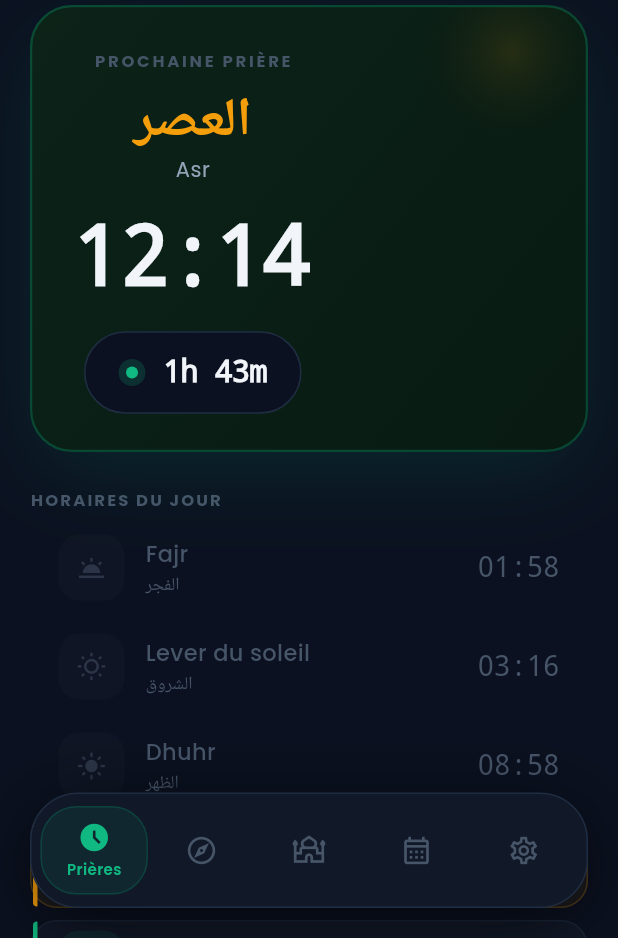
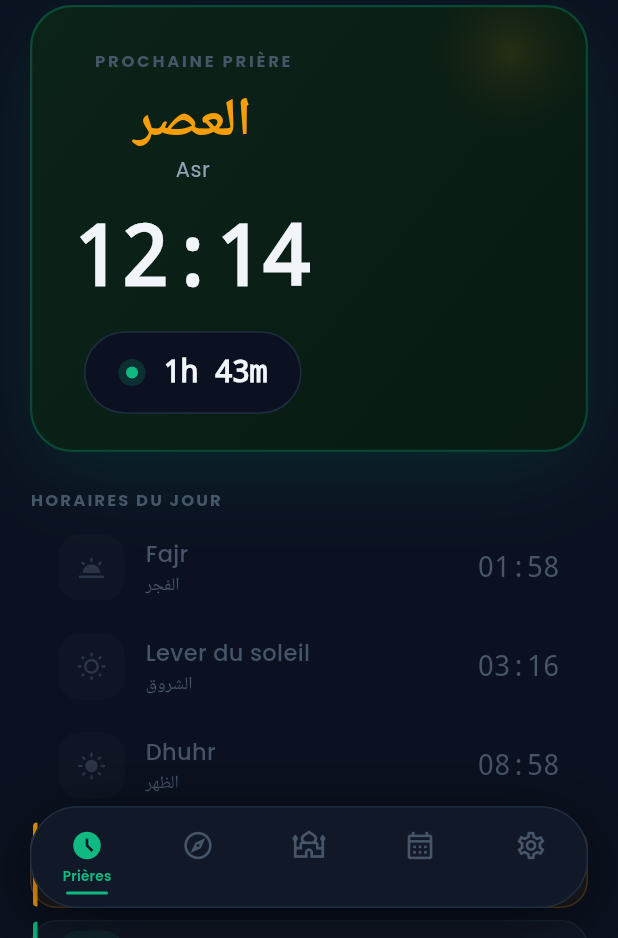
Before and after one commit to Curry-976/salah, a Flutter app: the screen it shows after launch, on a phone screen of 412 x 824 dp, the part 298-1236 px from its top. Run offline on Flutter 3.47's test engine with Material 3 defaults, Android fonts, the phone set to English and light mode, and no system bars; drawn by our look-alikes of flutter_animate; our stand-ins replace adhan, flutter_compass, flutter_local_notifications, flutter_map, geocoding, geolocator and 4 more; missing offline and left inert: flutter_qiblah; network calls fail.

Commit message:
fix: nav fixe — hauteur constante, indicateur horizontal glissant
Remplace AnimatedSize+label conditionnel (qui causait un décalage
vertical de toute la barre) par une hauteur fixe (52+16px) + un
indicateur 2px animé en X via TweenAnimationBuilder. Les labels
restent en place (AnimatedOpacity 0→1) sans jamais modifier la
hauteur.

Co-Authored-By: Claude Sonnet 4.6 <noreply@anthropic.com>

```diff
--- a/lib/screens/home_screen.dart
+++ b/lib/screens/home_screen.dart
@@ -110,7 +110,7 @@ class _NavItem {
   const _NavItem(this.icon, this.selectedIcon, this.label);
 }
 
-class _FloatingNav extends StatelessWidget {
+class _FloatingNav extends StatefulWidget {
   final List<_NavItem> items;
   final int currentIndex;
   final ValueChanged<int> onTap;
@@ -122,12 +122,23 @@ class _FloatingNav extends StatelessWidget {
   });
 
   @override
+  State<_FloatingNav> createState() => _FloatingNavState();
+}
+
+class _FloatingNavState extends State<_FloatingNav> {
+  static const double _itemHeight = 52;
+  static const double _indicatorH = 2.0;
+  static const double _indicatorW = 28.0;
+
+  @override
   Widget build(BuildContext context) {
     final bottom = MediaQuery.of(context).viewPadding.bottom;
+    final n = widget.items.length;
+
     return Padding(
       padding: EdgeInsets.fromLTRB(20, 0, 20, math.max(bottom + 12, 20)),
       child: Container(
-        padding: const EdgeInsets.symmetric(horizontal: 6, vertical: 8),
+        height: _itemHeight + 16, // fixed: 8px top + 8px bottom padding
         decoration: BoxDecoration(
           color: AppColors.surface,
           borderRadius: BorderRadius.circular(32),
@@ -140,28 +151,47 @@ class _FloatingNav extends StatelessWidget {
             ),
           ],
         ),
-        child: Row(
-          children: List.generate(items.length, (i) {
-            final item = items[i];
-            final selected = i == currentIndex;
+        child: LayoutBuilder(
+          builder: (context, constraints) {
+            final totalW = constraints.maxWidth;
+            final slotW = totalW / n;
+            final indicatorLeft =
+                slotW * widget.currentIndex + (slotW - _indicatorW) / 2;
+
+            return Stack(
+              clipBehavior: Clip.none,
+              children: [
+                // Sliding indicator
+                TweenAnimationBuilder<double>(
+                  tween: Tween<double>(end: indicatorLeft),
+                  duration: const Duration(milliseconds: 280),
+                  curve: Curves.easeInOut,
+                  builder: (context, x, _) => Positioned(
+                    left: x,
+                    bottom: 8,
+                    child: Container(
+                      width: _indicatorW,
+                      height: _indicatorH,
+                      decoration: BoxDecoration(
+                        color: AppColors.greenLight,
+                        borderRadius: BorderRadius.circular(1),
+                      ),
+                    ),
+                  ),
+                ),
+                // Items
+                Row(
+                  children: List.generate(n, (i) {
+                    final item = widget.items[i];
+                    final selected = i == widget.currentIndex;
                     return Expanded(
                       child: GestureDetector(
-                onTap: () => onTap(i),
+                        onTap: () => widget.onTap(i),
                         behavior: HitTestBehavior.opaque,
-                child: AnimatedContainer(
-                  duration: const Duration(milliseconds: 280),
-                  curve: Curves.easeInOut,
-                  padding: const EdgeInsets.symmetric(vertical: 9, horizontal: 4),
-                  decoration: selected
-                      ? BoxDecoration(
-                          color: AppColors.green.withOpacity(0.12),
-                          borderRadius: BorderRadius.circular(24),
-                          border: Border.all(
-                              color: AppColors.green.withOpacity(0.25)),
-                        )
-                      : null,
+                        child: SizedBox(
+                          height: _itemHeight + 16,
                           child: Column(
-                    mainAxisSize: MainAxisSize.min,
+                            mainAxisAlignment: MainAxisAlignment.center,
                             children: [
                               AnimatedSwitcher(
                                 duration: const Duration(milliseconds: 200),
@@ -174,22 +204,19 @@ class _FloatingNav extends StatelessWidget {
                                   size: 22,
                                 ),
                               ),
-                      AnimatedSize(
-                        duration: const Duration(milliseconds: 220),
-                        curve: Curves.easeInOut,
-                        child: selected
-                            ? Padding(
-                                padding: const EdgeInsets.only(top: 3),
+                              const SizedBox(height: 3),
+                              AnimatedOpacity(
+                                opacity: selected ? 1.0 : 0.0,
+                                duration: const Duration(milliseconds: 200),
                                 child: Text(
                                   item.label,
                                   style: const TextStyle(
                                     color: AppColors.greenLight,
-                                    fontSize: 10,
+                                    fontSize: 9,
                                     fontWeight: FontWeight.w600,
+                                    letterSpacing: 0.2,
                                   ),
                                 ),
-                              )
-                            : const SizedBox.shrink(),
                               ),
                             ],
                           ),
@@ -197,6 +224,10 @@ class _FloatingNav extends StatelessWidget {
                       ),
                     );
                   }),
+                ),
+              ],
+            );
+          },
         ),
       ),
     );
```
Lines whose indentation alone changed are shown as unchanged.
